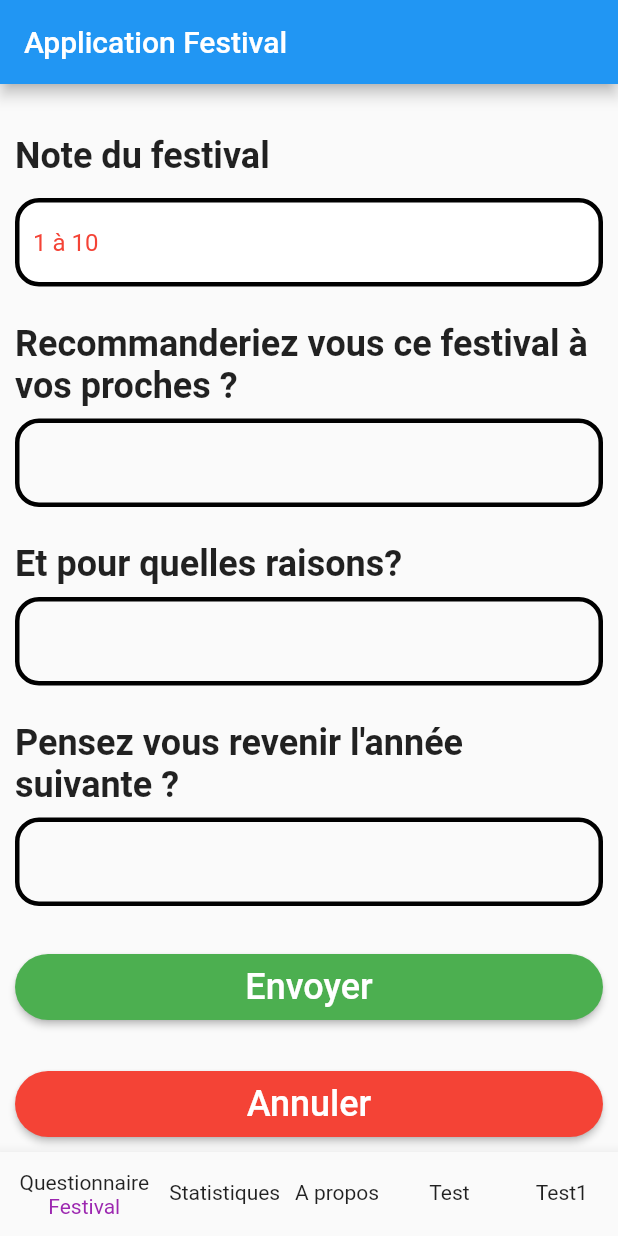
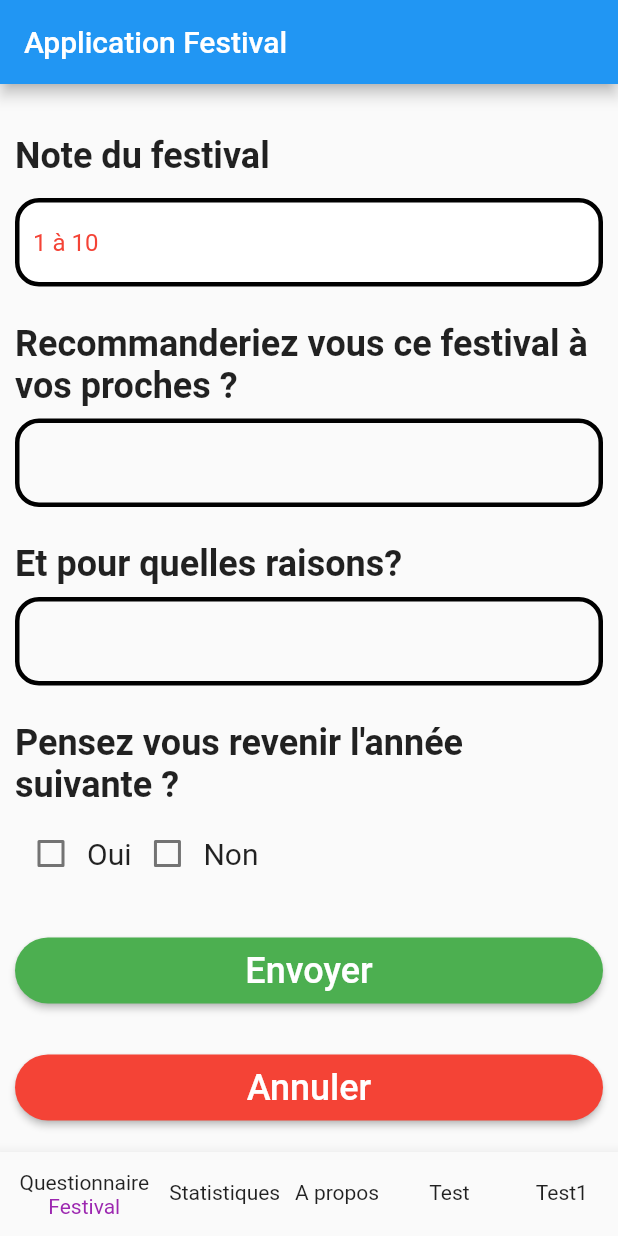
Before and after one commit to geoffrey66280/FlutterappFestival, a Flutter app: the screen it shows after launch, on a phone screen of 412 x 824 dp. Run offline on Flutter 3.47's test engine with Material 2 defaults, Android fonts, the light colour scheme and no system bars.

Commit message:
Ajout des checkbox pour une questions

```diff
--- a/lib/questionnaire.dart
+++ b/lib/questionnaire.dart
@@ -10,6 +10,9 @@ class questionnaire extends StatelessWidget {
   final textController2 = TextEditingController();
   final textController3 = TextEditingController();
   final GlobalKey<FormFieldState> formFieldKey = GlobalKey();
+
+  bool isCheckedOui = false;
+  bool isCheckedNon = false;
 
   int _increment = 0;
 
@@ -59,22 +62,37 @@ class questionnaire extends StatelessWidget {
             ),
 
             buildText("Pensez vous revenir l'année suivante ? "),
-            TextField(
-              autocorrect: true,
-              controller: textController3,
-
-              decoration: InputDecoration(
-                enabledBorder: OutlineInputBorder(
-                  borderRadius: BorderRadius.circular(16),
-                  borderSide: BorderSide(color: Colors.black, width: 3),
-
+            Row(
+              children: [
+                Checkbox(
+                    value: isCheckedOui,
+                    onChanged: (bool? value) {
+                      setState() {
+                        isCheckedOui = value!;
+                      };
+                    }
                 ),
-                focusedBorder: OutlineInputBorder(
-                  borderRadius: BorderRadius.circular(16),
-
-                  borderSide: BorderSide(color: Colors.green, width: 3),
+                const Text("Oui",
+                  style: TextStyle(
+                    fontSize: 20,
+                    fontWeight: FontWeight.w400,
+                  ),
                 ),
-              ),
+                Checkbox(
+                    value: isCheckedNon,
+                    onChanged: (bool? value) {
+                      setState() {
+                        isCheckedNon = value!;
+                      };
+                    }
+                ),
+                const Text("Non",
+                  style: TextStyle(
+                    fontSize: 20,
+                    fontWeight: FontWeight.w400,
+                  ),
+                ),
+              ],
             ),
 
             SizedBox(height:30,), // Espace entre les widgets
```
